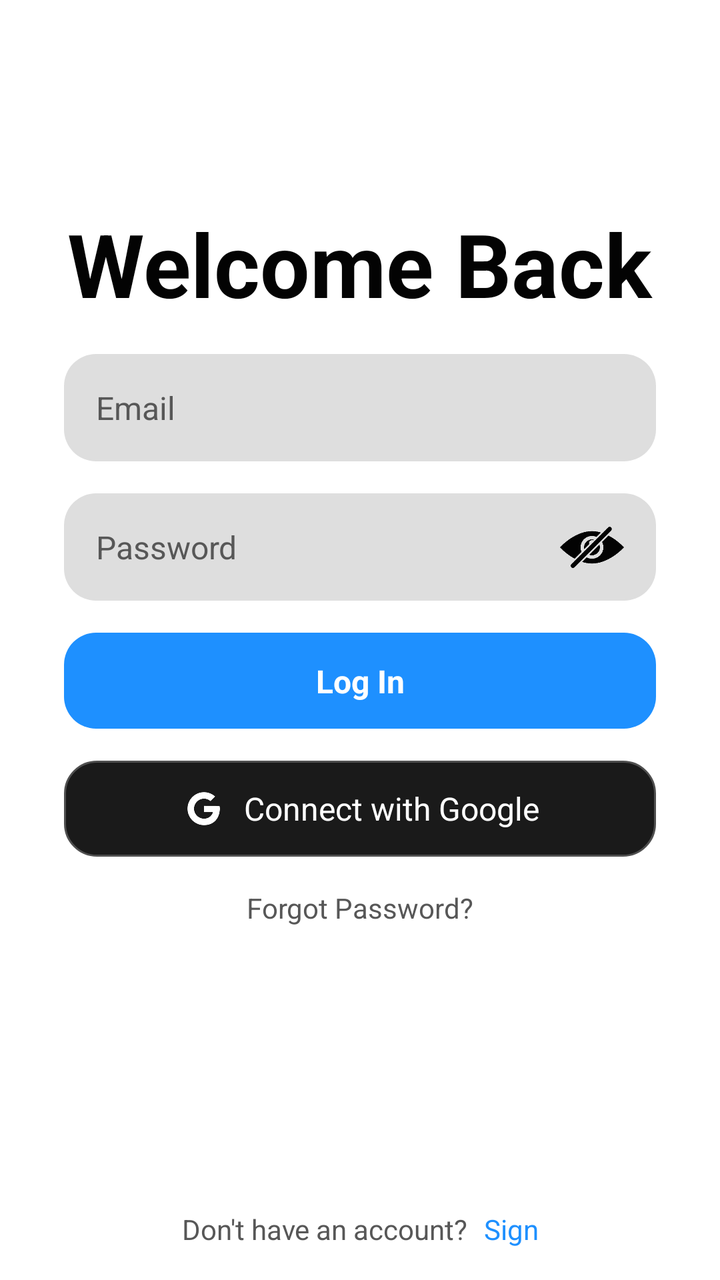
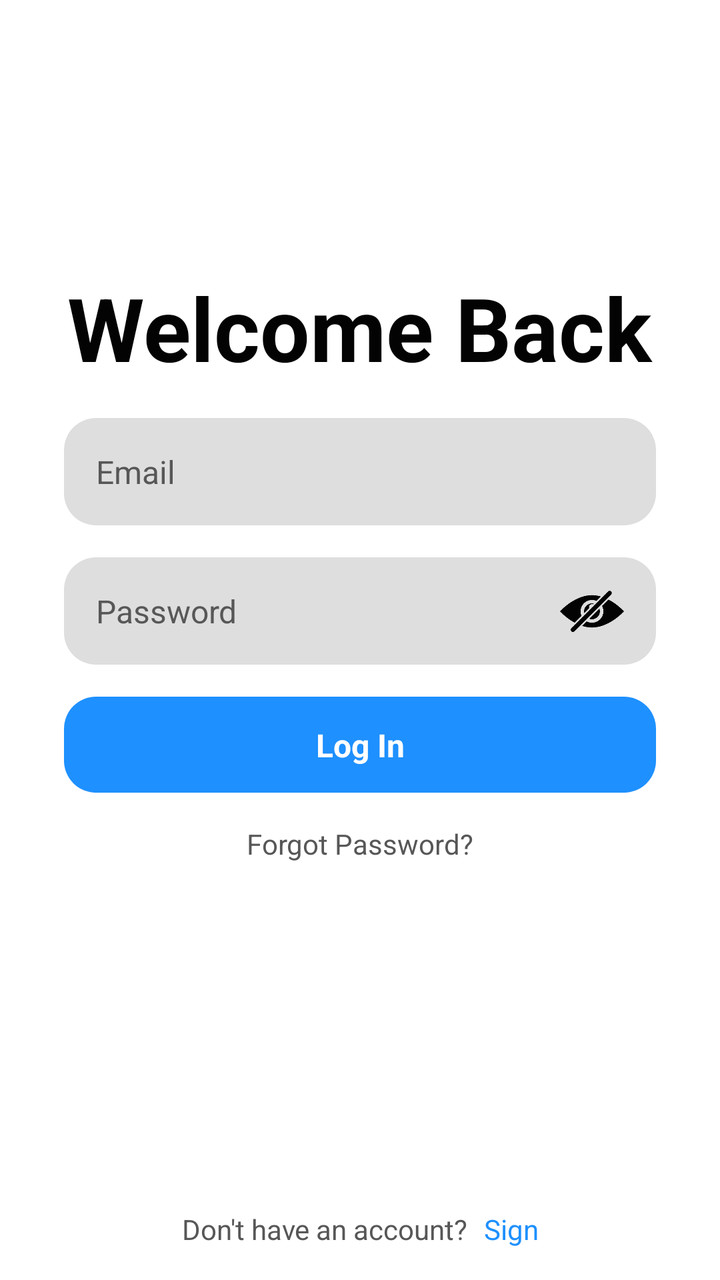

An Android layout rendered at two revisions. The XML below is the earlier revision; the diff shows what the commit changed to produce the second picture.
<!-- AndroidManifest.xml: application theme Theme.TFG -->
<!-- res/layout/activity_login.xml -->
<?xml version="1.0" encoding="utf-8"?>
<androidx.constraintlayout.widget.ConstraintLayout xmlns:android="http://schemas.android.com/apk/res/android"
    xmlns:app="http://schemas.android.com/apk/res-auto"
    xmlns:tools="http://schemas.android.com/tools"
    android:id="@+id/main"
    android:layout_width="match_parent"
    android:layout_height="match_parent"
    android:background="?attr/colorPrimary"
    tools:context=".LoginActivity">

    <TextView
        android:id="@+id/forgotTxt"
        android:layout_width="wrap_content"
        android:layout_height="wrap_content"
        android:layout_marginTop="16dp"
        android:text="Forgot Password?"
        android:textColor="?attr/colorTextSecondary"
        app:layout_constraintEnd_toEndOf="parent"
        app:layout_constraintStart_toStartOf="parent"
        app:layout_constraintTop_toBottomOf="@+id/constraintLayout5" />

    <TextView
        android:id="@+id/esloganText"
        android:layout_width="wrap_content"
        android:layout_height="wrap_content"
        android:layout_marginBottom="16dp"
        android:text="Welcome Back"
        android:textColor="?attr/colorContrast"
        android:textSize="44sp"
        android:textStyle="bold"
        app:layout_constraintBottom_toTopOf="@+id/constraintLayout5"
        app:layout_constraintEnd_toEndOf="parent"
        app:layout_constraintStart_toStartOf="parent" />

    <androidx.constraintlayout.widget.ConstraintLayout
        android:id="@+id/constraintLayout5"
        android:layout_width="0dp"
        android:layout_height="wrap_content"
        android:layout_marginStart="32dp"
        android:layout_marginEnd="32dp"
        app:layout_constraintBottom_toTopOf="@+id/linearLayout5"
        app:layout_constraintEnd_toEndOf="parent"
        app:layout_constraintStart_toStartOf="parent"
        app:layout_constraintTop_toTopOf="parent">

        <EditText
            android:id="@+id/emailET"
            android:layout_width="match_parent"
            android:layout_height="wrap_content"
            android:background="@drawable/rounded_edittext"
            android:hint="Email"
            android:inputType="text"
            android:padding="16dp"
            android:password="false"
            android:textColor="?attr/colorContrast"
            android:textColorHint="?attr/colorTextSecondary"
            android:textSize="16sp"
            app:layout_constraintEnd_toEndOf="parent"
            app:layout_constraintStart_toStartOf="parent"
            app:layout_constraintTop_toTopOf="parent" />

        <androidx.constraintlayout.widget.ConstraintLayout
            android:id="@+id/constraintLayout4"
            android:layout_width="match_parent"
            android:layout_height="wrap_content"
            app:layout_constraintEnd_toEndOf="parent"
            app:layout_constraintStart_toStartOf="parent"
            app:layout_constraintTop_toBottomOf="@+id/emailET">

            <EditText
                android:id="@+id/passwordET"
                android:layout_width="match_parent"
                android:layout_height="wrap_content"
                android:layout_marginTop="16dp"
                android:background="@drawable/rounded_edittext"
                android:hint="Password"
                android:inputType="text"
                android:padding="16dp"
                android:password="true"
                android:textColor="?attr/colorContrast"
                android:textColorHint="?attr/colorTextSecondary"
                android:textSize="16sp"
                app:layout_constraintEnd_toEndOf="parent"
                app:layout_constraintStart_toStartOf="parent"
                app:layout_constraintTop_toTopOf="parent" />

            <ImageView
                android:id="@+id/visibilitybtn"
                android:layout_width="32dp"
                android:layout_height="32dp"
                android:layout_marginEnd="16dp"
                android:tint="?attr/colorContrast"
                app:layout_constraintBottom_toBottomOf="parent"
                app:layout_constraintEnd_toEndOf="parent"
                app:layout_constraintTop_toTopOf="@+id/passwordET"
                app:srcCompat="@drawable/invisible" />
        </androidx.constraintlayout.widget.ConstraintLayout>

        <LinearLayout
            android:id="@+id/loginBtn"
            android:layout_width="match_parent"
            android:layout_height="48dp"
            android:layout_marginTop="16dp"
            android:background="@drawable/rounded_button"
            android:orientation="horizontal"
            app:layout_constraintEnd_toEndOf="parent"
            app:layout_constraintStart_toStartOf="parent"
            app:layout_constraintTop_toBottomOf="@+id/constraintLayout4">

        </LinearLayout>

        <TextView
            android:id="@+id/textView6"
            android:layout_width="match_parent"
            android:layout_height="wrap_content"
            android:gravity="center"
            android:text="Log In"
            android:textColor="@color/white"
            android:textSize="16sp"
            android:textStyle="bold"
            app:layout_constraintBottom_toBottomOf="@+id/loginBtn"
            app:layout_constraintEnd_toEndOf="parent"
            app:layout_constraintStart_toStartOf="parent"
            app:layout_constraintTop_toTopOf="@+id/loginBtn" />

        <LinearLayout
            android:id="@+id/googleBtn"
            android:layout_width="match_parent"
            android:layout_height="wrap_content"
            android:layout_marginTop="16dp"
            android:background="@drawable/rounded_button_black"
            android:gravity="center"
            android:orientation="horizontal"
            android:padding="12dp"
            app:layout_constraintEnd_toEndOf="parent"
            app:layout_constraintStart_toStartOf="parent"
            app:layout_constraintTop_toBottomOf="@+id/loginBtn">

            <ImageView
                android:layout_width="24dp"
                android:layout_height="24dp"
                android:contentDescription="Icono del botón"
                android:src="@drawable/googlelogo" />

            <Space
                android:layout_width="8dp"
                android:layout_height="wrap_content" />

            <TextView
                android:layout_width="wrap_content"
                android:layout_height="wrap_content"
                android:text="Connect with Google"
                android:textColor="#FFFFFF"
                android:textSize="16sp" />
        </LinearLayout>

    </androidx.constraintlayout.widget.ConstraintLayout>

    <LinearLayout
        android:id="@+id/linearLayout5"
        android:layout_width="wrap_content"
        android:layout_height="wrap_content"
        android:layout_marginBottom="16dp"
        android:orientation="horizontal"
        app:layout_constraintBottom_toBottomOf="parent"
        app:layout_constraintEnd_toEndOf="parent"
        app:layout_constraintStart_toStartOf="parent">

        <TextView
            android:id="@+id/termsTxt"
            android:layout_width="wrap_content"
            android:layout_height="wrap_content"
            android:layout_weight="1"
            android:text="Don't have an account?"
            android:textColor="?attr/colorTextSecondary"
            app:layout_constraintBottom_toBottomOf="parent"
            app:layout_constraintEnd_toEndOf="parent"
            app:layout_constraintStart_toStartOf="parent" />

        <TextView
            android:id="@+id/signTxt"
            android:layout_width="wrap_content"
            android:layout_height="wrap_content"
            android:layout_marginLeft="8dp"
            android:layout_weight="1"
            android:text="Sign"
            android:textColor="#1E90FF"
            app:layout_constraintBottom_toBottomOf="parent"
            app:layout_constraintEnd_toEndOf="parent"
            app:layout_constraintStart_toStartOf="parent" />
    </LinearLayout>

</androidx.constraintlayout.widget.ConstraintLayout>
<!-- resources referenced by this layout -->
<resources>
  <color name="white">#FFFFFFFF</color>
  <!-- drawable googlelogo: png bitmap (drawable, 2703 bytes) -->
  <!-- drawable invisible: png bitmap (drawable, 11139 bytes) -->
  <!-- drawable rounded_button (drawable) -->
  <shape xmlns:android="http://schemas.android.com/apk/res/android">
      <solid android:color="?attr/globalBlue"/>
      <corners android:radius="16dp"/>
      <padding
          android:left="16dp"
          android:right="16dp"
          android:top="10dp"
          android:bottom="10dp"/>
  </shape>
  <!-- drawable rounded_button_black (drawable) -->
  <shape xmlns:android="http://schemas.android.com/apk/res/android">
      <solid android:color="#1A1A1A"/>
      <corners android:radius="16dp"/>
      <stroke
          android:width="1dp"
          android:color="#4F4F4F" />
      <padding
          android:left="16dp"
          android:right="16dp"
          android:top="10dp"
          android:bottom="10dp"/>
  </shape>
  <!-- drawable rounded_edittext (drawable) -->
  <shape xmlns:android="http://schemas.android.com/apk/res/android">
      <solid android:color="?attr/colorBackground2" />
  
      <corners android:radius="16dp" />
  
      <padding
          android:left="12dp"
          android:right="12dp"
          android:top="12dp"
          android:bottom="12dp" />
  </shape>
  <style name="Theme.TFG" parent="Base.Theme.TFG" />
  <style name="Base.Theme.TFG" parent="Theme.Material3.DayNight.NoActionBar">
          <item name="colorPrimary">@color/mainBackgroundWhite</item>
          <item name="colorContrast">@color/mainTextWhite</item>
          <item name="colorBackground2">@color/background2White</item>
          <item name="colorTextSecondary">@color/secondTextWhite</item>
          <item name="globalBlue">@color/globalBlue</item>
      </style>
  <color name="mainBackgroundWhite">#FFFFFF</color>
  <color name="mainTextWhite">#030303</color>
  <color name="background2White">#DEDEDE</color>
  <color name="secondTextWhite">#575757</color>
  <color name="globalBlue">#1E90FF</color>
</resources>

<!-- the commit's change to res/layout/activity_login.xml (unified diff, before → after) -->
@@ -132,6 +132,7 @@
             android:gravity="center"
             android:orientation="horizontal"
             android:padding="12dp"
+            android:visibility="gone"
             app:layout_constraintEnd_toEndOf="parent"
             app:layout_constraintStart_toStartOf="parent"
             app:layout_constraintTop_toBottomOf="@+id/loginBtn">
